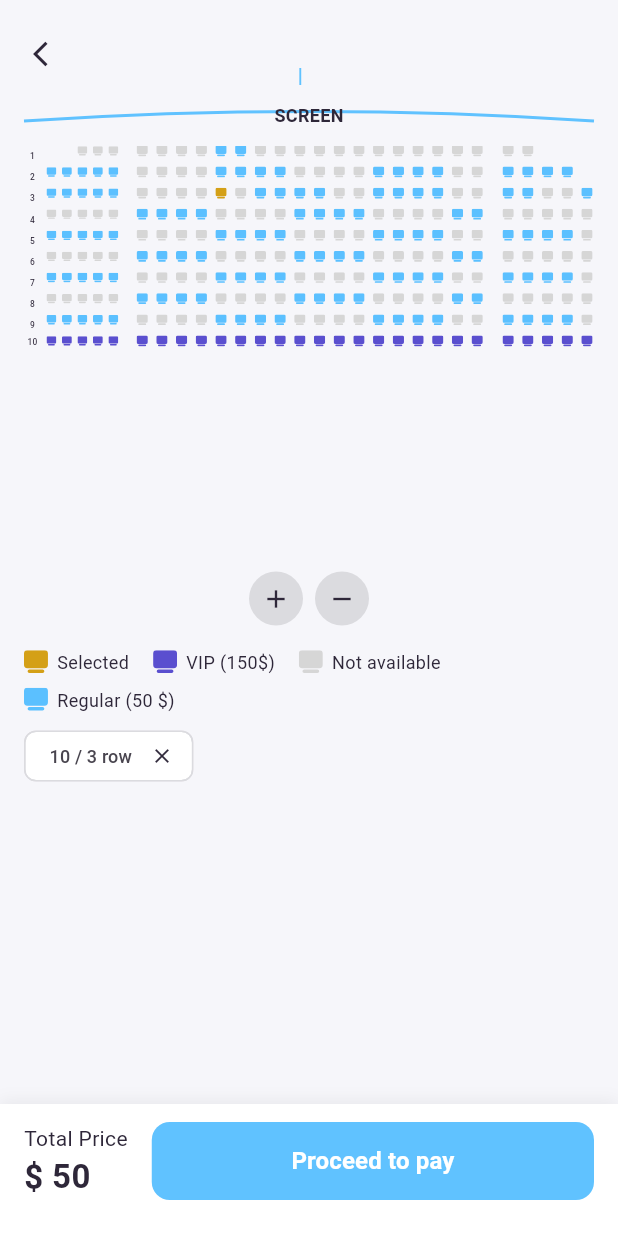
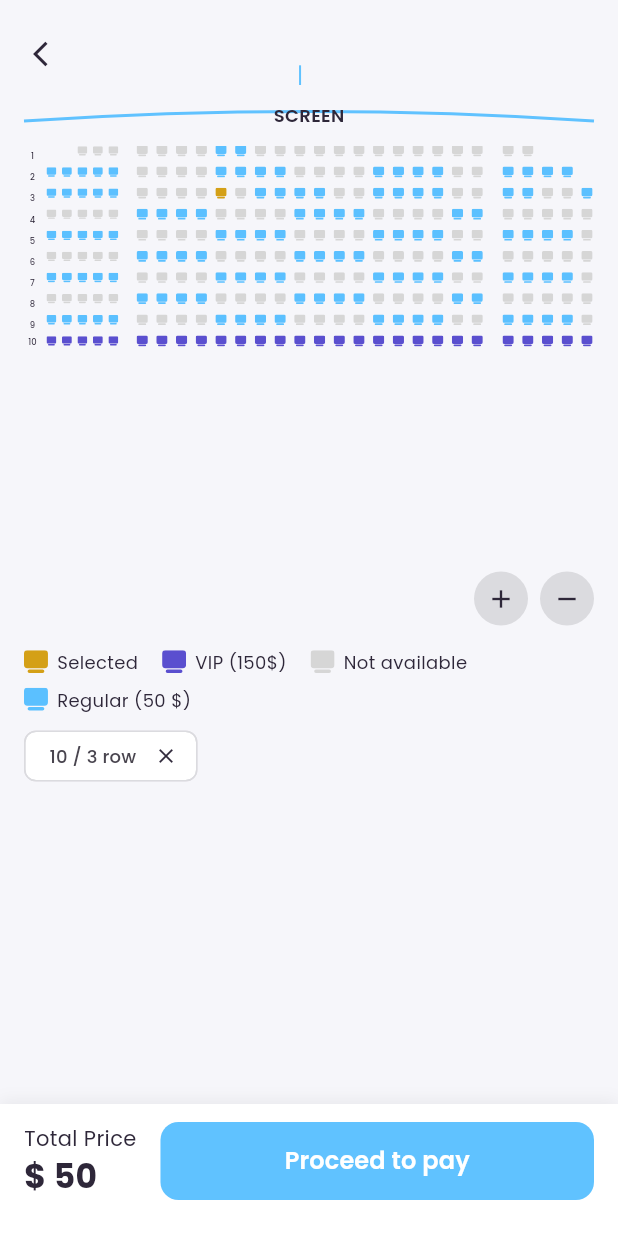
Before and after one commit to JabbarKakar/tentwenty_task, a Flutter app: the SeatSelectionScreen screen opened directly with empty values, on a phone screen of 412 x 824 dp. Run offline on Flutter 3.47's test engine with Material 3 defaults, Android fonts, the phone set to English and light mode, and no system bars; our stand-ins replace dio, flutter_svg, webview_flutter; missing offline and left inert: webview_flutter_android; network calls fail.

Commit message:
By Jabbar, fonts added

```diff
--- a/lib/core/constants/app_assets.dart
+++ b/lib/core/constants/app_assets.dart
@@ -14,6 +14,9 @@ abstract class AppAssets {
 
   // --- Seat icon (SVG) ---
   static const String iconsSeat = 'assets/icons/seat.svg';
+
+  // --- Font family ---
+  static const String fontFamilyPoppins = 'Poppins';
 
   /// Renders an SVG with a solid color tint (e.g. for seat icons).
   static Widget svgWithColor(
--- a/lib/main.dart
+++ b/lib/main.dart
@@ -1,5 +1,6 @@
 import 'package:flutter/material.dart';
 import 'package:provider/provider.dart';
+import 'core/constants/app_assets.dart';
 import 'core/di/injection_container.dart';
 import 'presentation/screens/watch_screen.dart';
 
@@ -21,6 +22,8 @@ class MyApp extends StatelessWidget {
         title: 'TenTwenty Task',
         debugShowCheckedModeBanner: false,
         theme: ThemeData(
+          fontFamily: AppAssets.fontFamilyPoppins,
+          textTheme: ThemeData.light().textTheme.apply(fontFamily: AppAssets.fontFamilyPoppins),
           primarySwatch: Colors.blue,
         ),
         home: const WatchScreen(),
--- a/lib/presentation/screens/seat_selection_screen.dart
+++ b/lib/presentation/screens/seat_selection_screen.dart
@@ -347,10 +347,9 @@ class _SeatSelectionScreenState extends State<SeatSelectionScreen> {
               ),
             ),
           ),
-          Padding(
-            padding: const EdgeInsets.only(top: 8),
-            child: _buildZoomButtons(),
-          ),
+          Align(
+              alignment: Alignment.bottomRight,
+              child: _buildZoomButtons()),
         ],
       ),
     );
@@ -359,6 +358,7 @@ class _SeatSelectionScreenState extends State<SeatSelectionScreen> {
   Widget _buildZoomButtons() {
     return Row(
       mainAxisAlignment: MainAxisAlignment.end,
+      crossAxisAlignment: CrossAxisAlignment.end,
       mainAxisSize: MainAxisSize.min,
       children: [
         _zoomBtn(Icons.add, onTap: _zoomIn),
```
Also changed, not shown: pubspec.yaml (+33 -25 lines), assets/fonts/Poppins-Black.ttf (added), assets/fonts/Poppins-Bold.ttf (added), assets/fonts/Poppins-BoldItalic.ttf (added), assets/fonts/Poppins-ExtraBold.ttf (added), assets/fonts/Poppins-ExtraLight.ttf (added), assets/fonts/Poppins-Italic.ttf (added), assets/fonts/Poppins-Light.ttf (added), assets/fonts/Poppins-LightItalic.ttf (added), assets/fonts/Poppins-Medium.ttf (added), assets/fonts/Poppins-MediumItalic.ttf (added), assets/fonts/Poppins-Regular.ttf (added), assets/fonts/Poppins-SemiBold.ttf (added), assets/fonts/Poppins-SemiBoldItalic.ttf (added), 1 more files.
